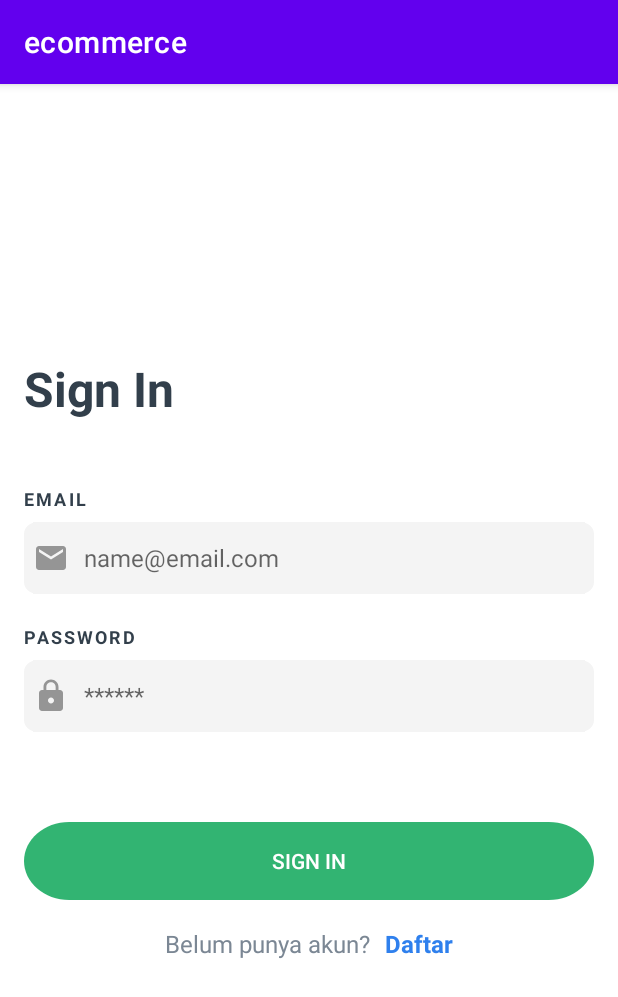
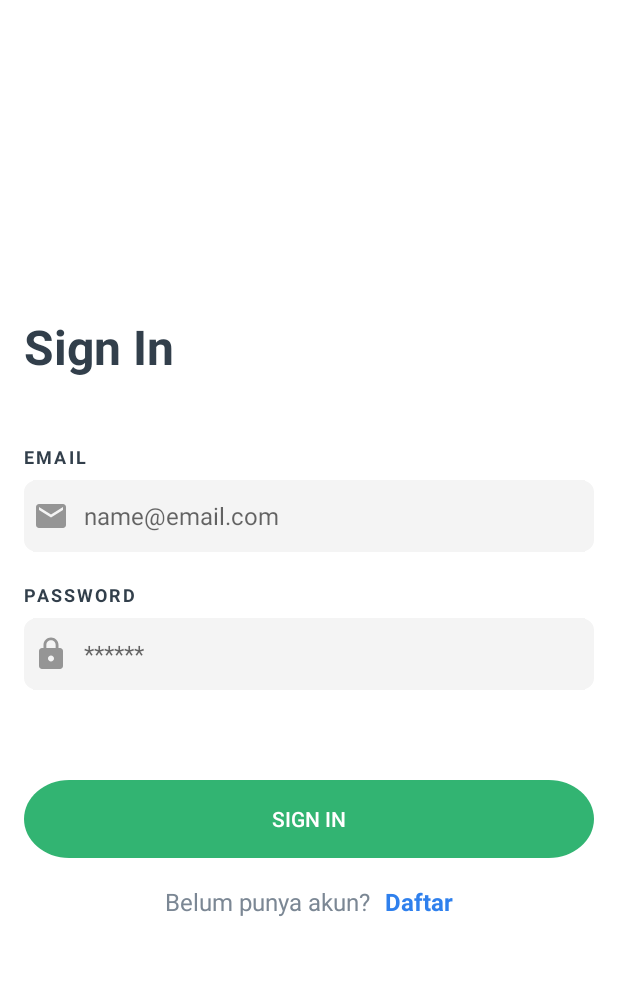
Before and after one commit to maharani032/Ecommerce-project, an Android app: the screen it shows after launch (WelcomeActivity), on a phone screen of 412 x 824 dp. Shown: the top 997 px of the screen. Run offline under Robolectric (Android 15) with nearby library versions, the phone set to English and light mode, and no system bars; our stand-ins replace Firebase (no records; nobody signed in at launch, a user with empty details on screens opened directly); 2 statements that could not run were skipped.

Commit message:
Tanpa actionbar

```diff
--- a/app/src/main/res/values-night/themes.xml
+++ b/app/src/main/res/values-night/themes.xml
@@ -1,6 +1,6 @@
 <resources xmlns:tools="http://schemas.android.com/tools">
     <!-- Base application theme. -->
-    <style name="Theme.Ecommerce" parent="Theme.MaterialComponents.DayNight.DarkActionBar">
+    <style name="Theme.Ecommerce" parent="Theme.MaterialComponents.DayNight.NoActionBar">
         <!-- Primary brand color. -->
         <item name="colorPrimary">@color/purple_200</item>
         <item name="colorPrimaryVariant">@color/purple_700</item>
--- a/app/src/main/res/values/themes.xml
+++ b/app/src/main/res/values/themes.xml
@@ -1,6 +1,6 @@
 <resources xmlns:tools="http://schemas.android.com/tools">
     <!-- Base application theme. -->
-    <style name="Theme.Ecommerce" parent="Theme.MaterialComponents.DayNight.DarkActionBar">
+    <style name="Theme.Ecommerce" parent="Theme.MaterialComponents.DayNight.NoActionBar">
         <!-- Primary brand color. -->
         <item name="colorPrimary">@color/purple_500</item>
         <item name="colorPrimaryVariant">@color/purple_700</item>
```
